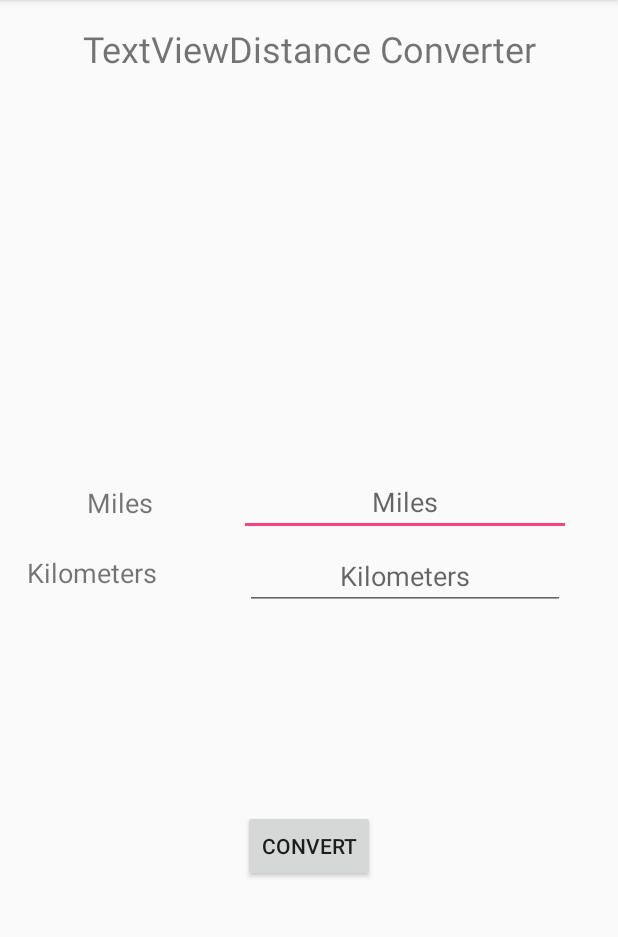
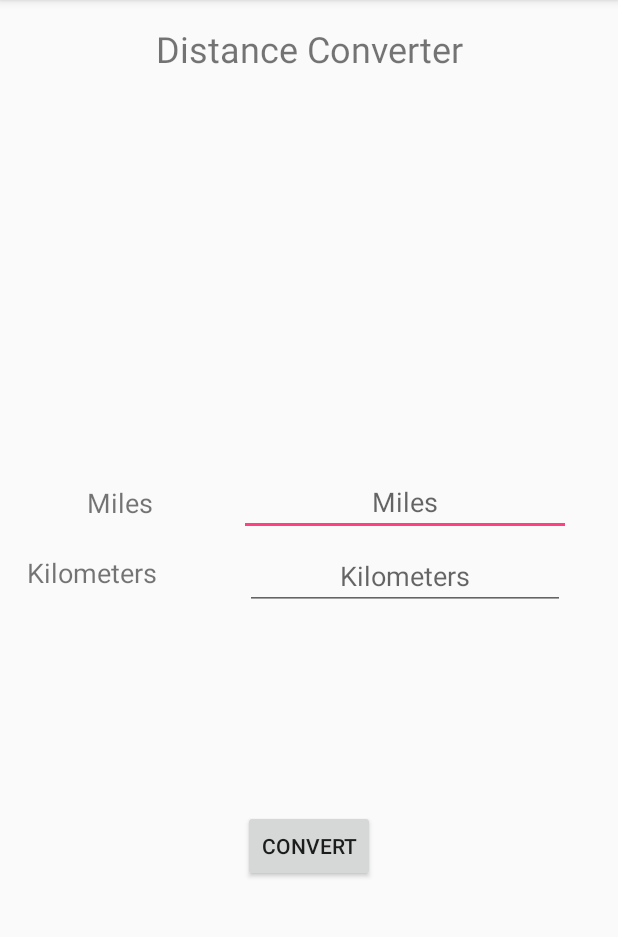
Before and after one commit to kodexyz/AndroidKotlin, an Android app: the screen it shows after launch (MainActivity), on a phone screen of 412 x 824 dp, the part 84-1021 px from its top. Run offline under Robolectric (Android 15) with nearby library versions, the phone set to English and light mode, and no system bars.

Commit message:
I'm confused but everything is working again.Updated graddle.

```diff
--- a/app/src/main/res/layout/activity_main.xml
+++ b/app/src/main/res/layout/activity_main.xml
@@ -96,7 +96,7 @@
         android:layout_marginEnd="0dp"
         android:layout_marginStart="0dp"
         android:layout_marginTop="16dp"
-        android:text="TextViewDistance Converter"
+        android:text="Distance Converter"
         android:textAlignment="center"
         android:textSize="24sp"
         app:layout_constraintEnd_toEndOf="parent"
--- a/build.gradle
+++ b/build.gradle
@@ -7,7 +7,7 @@ buildscript {
         jcenter()
     }
     dependencies {
-        classpath 'com.android.tools.build:gradle:3.0.0-alpha6'
+        classpath 'com.android.tools.build:gradle:3.0.0-alpha9'
         classpath "org.jetbrains.kotlin:kotlin-gradle-plugin:$kotlin_version"
 
         // NOTE: Do not place your application dependencies here; they belong
```
Also changed, not shown: gradle/wrapper/gradle-wrapper.properties, 2 other files.
